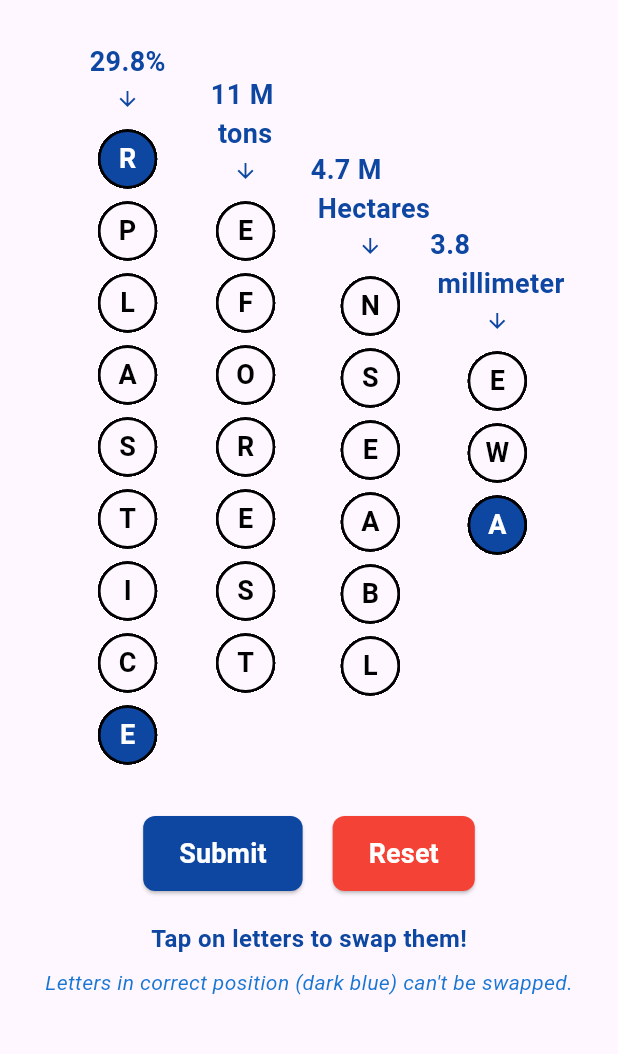
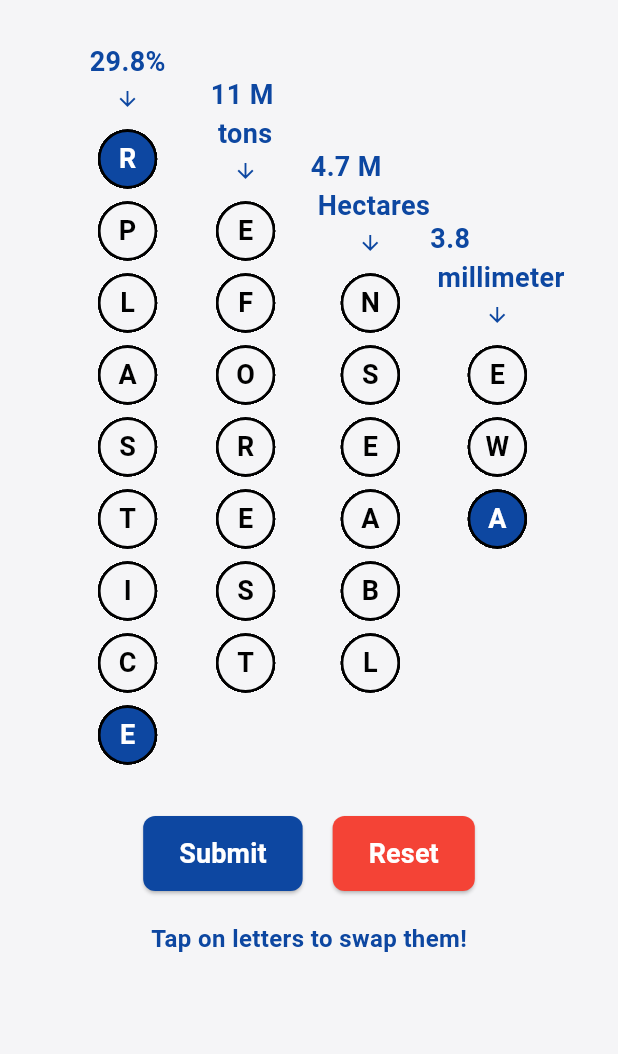
Before and after one commit to Athmika67/number_game, a Flutter app: the screen it shows after launch, on a phone screen of 412 x 824 dp, the part 84-1138 px from its top. Run offline on Flutter 3.47's test engine with Material 3 defaults, Android fonts, the phone set to English and light mode, and no system bars.

Commit message:
Modified main.dart with new updates

```diff
--- a/lib/main.dart
+++ b/lib/main.dart
@@ -54,8 +54,8 @@ class _NumberMatchingGameState extends State<NumberMatchingGame> with WidgetsBin
   final List<EdgeInsets> numberPaddings = [
     EdgeInsets.only(left: 24.0, top: 28.0),
     EdgeInsets.only(left: 30.0, top: 50.0),
-    EdgeInsets.only(left: 20.0, top: 100.0),
-    EdgeInsets.only(left: 0.0, top: 150.0),
+    EdgeInsets.only(left: 20.0, top: 98.0),
+    EdgeInsets.only(left: 0.0, top: 146.0),
   ];
 
   // Track selected letters for swapping
@@ -457,6 +457,7 @@ class _NumberMatchingGameState extends State<NumberMatchingGame> with WidgetsBin
     SystemChannels.textInput.invokeMethod('TextInput.hide');
 
     return Scaffold(
+      backgroundColor: Color(0xFFF5F5F7),
       // Disable resizeToAvoidBottomInset to prevent keyboard from pushing up content
       resizeToAvoidBottomInset: false,
       appBar: AppBar(
@@ -626,14 +627,7 @@ class _NumberMatchingGameState extends State<NumberMatchingGame> with WidgetsBin
               ),
             ),
             SizedBox(height: 8),
-            Text(
-              "Letters in correct position (dark blue) can't be swapped.",
-              style: TextStyle(
-                fontSize: 14,
-                fontStyle: FontStyle.italic,
-                color: Colors.blue[700],
-              ),
-            ),
+            // Removed the Text widget that contained "Letters in correct position (dark blue) can't be swapped."
             firstSelectedPosition != null
                 ? Text(
               "Select another letter to swap...",
```
